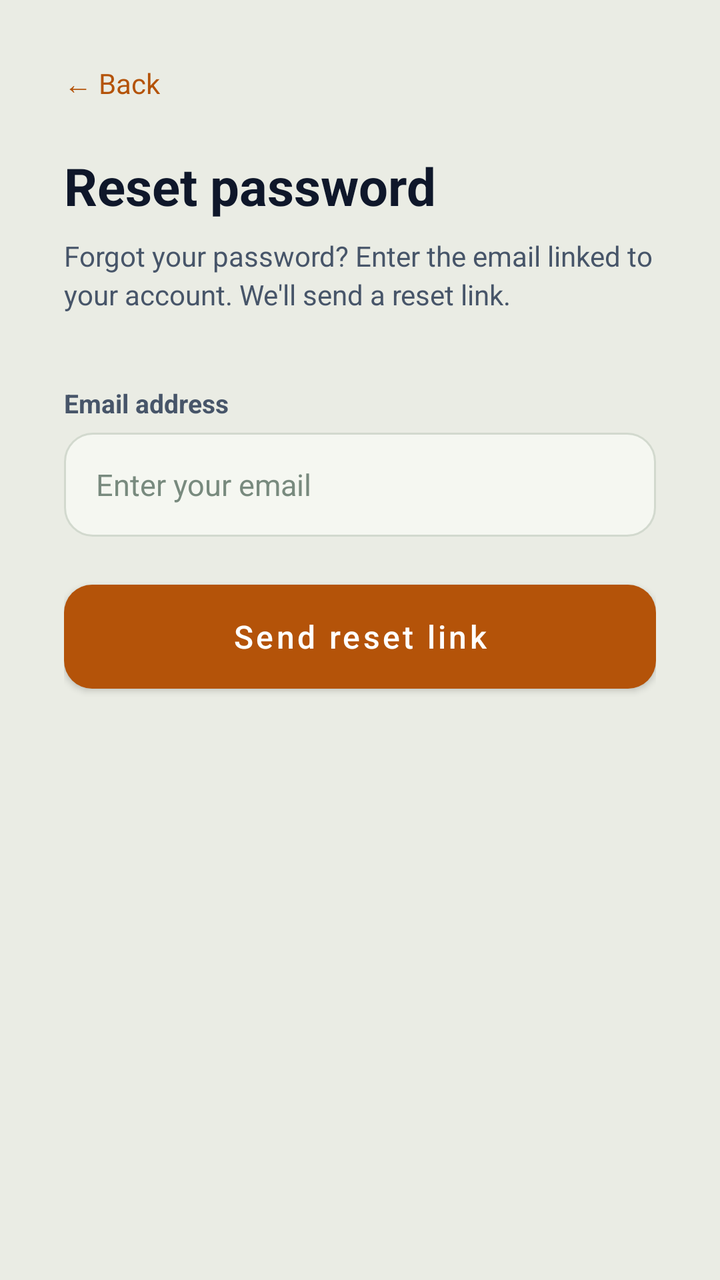
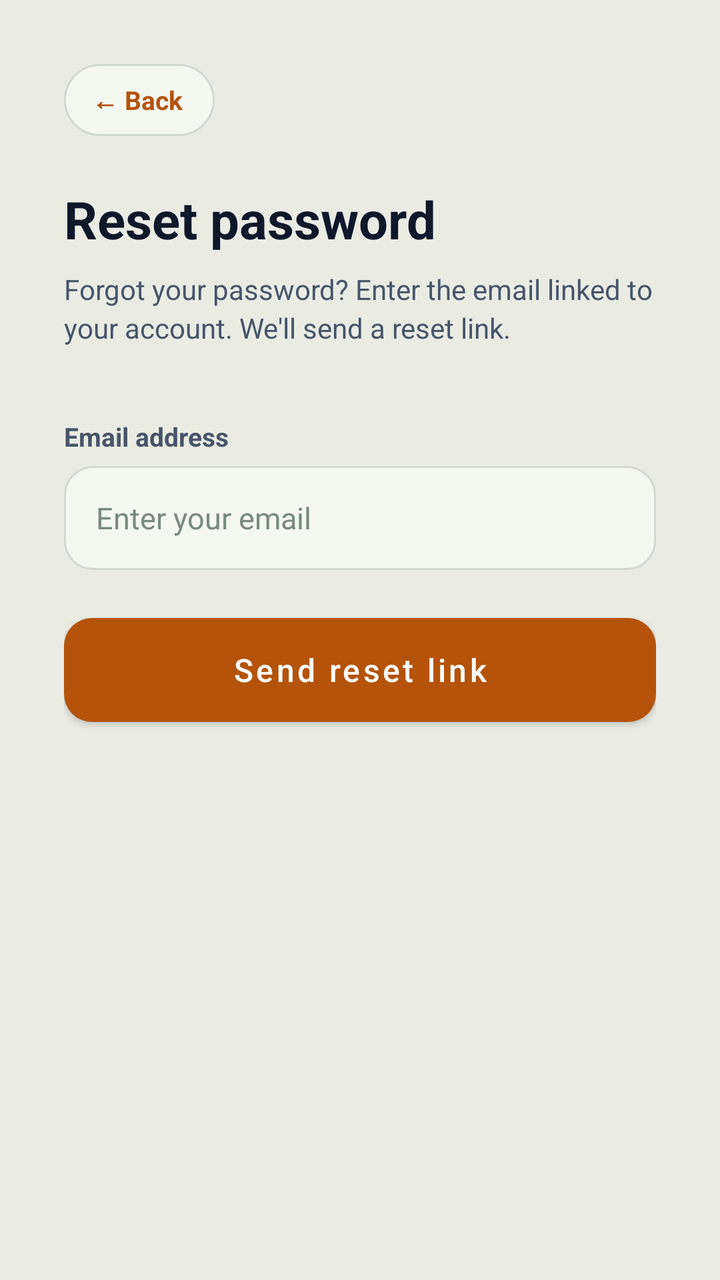

Screens rendered from an Android XML layout before and after an edit, with the pre-edit source and the edit as a unified diff.
<!-- AndroidManifest.xml: application theme Theme.BTProject2 -->
<!-- res/layout/activity_forgot_password.xml -->
<?xml version="1.0" encoding="utf-8"?>
<ScrollView xmlns:android="http://schemas.android.com/apk/res/android"
    android:layout_width="match_parent"
    android:layout_height="match_parent"
    android:background="@color/background">

    <LinearLayout
        android:layout_width="match_parent"
        android:layout_height="wrap_content"
        android:orientation="vertical"
        android:padding="32dp"
        android:paddingTop="60dp">

        
        <TextView
            android:id="@+id/btnBack"
            android:layout_width="wrap_content"
            android:layout_height="wrap_content"
            android:text="← Back"
            android:textSize="14sp"
            android:textColor="@color/primary"
            android:layout_marginBottom="24dp"
            android:clickable="true"
            android:focusable="true" />

        
        <TextView
            android:layout_width="wrap_content"
            android:layout_height="wrap_content"
            android:text="Reset password"
            android:textSize="26sp"
            android:textStyle="bold"
            android:textColor="@color/text_primary"
            android:layout_marginBottom="8dp" />

        <TextView
            android:layout_width="wrap_content"
            android:layout_height="wrap_content"
            android:text="Forgot your password? Enter the email linked to your account. We'll send a reset link."
            android:textSize="14sp"
            android:textColor="@color/text_secondary"
            android:lineSpacingExtra="3dp"
            android:layout_marginBottom="36dp" />

        
        <TextView
            android:layout_width="wrap_content"
            android:layout_height="wrap_content"
            android:text="Email address"
            android:textSize="13sp"
            android:textStyle="bold"
            android:textColor="@color/text_secondary"
            android:layout_marginBottom="6dp" />

        <EditText
            android:id="@+id/etEmail"
            android:layout_width="match_parent"
            android:layout_height="52dp"
            android:hint="Enter your email"
            android:inputType="textEmailAddress"
            android:background="@drawable/input_bg_white"
            android:paddingStart="16dp"
            android:paddingEnd="16dp"
            android:textSize="15sp"
            android:textColor="@color/text_primary"
            android:textColorHint="@color/text_hint"
            android:layout_marginBottom="24dp" />

        
        <Button
            android:id="@+id/btnSendReset"
            android:layout_width="match_parent"
            android:layout_height="52dp"
            android:text="Send reset link"
            android:textSize="16sp"
            android:textColor="@color/white"
            android:background="@drawable/btn_primary_bg"
            android:textAllCaps="false"
            android:layout_marginBottom="24dp" />

        
        <LinearLayout
            android:id="@+id/cardSuccess"
            android:layout_width="match_parent"
            android:layout_height="wrap_content"
            android:orientation="vertical"
            android:background="@drawable/card_bg"
            android:padding="20dp"
            android:gravity="center"
            android:visibility="gone">

            <TextView
                android:layout_width="wrap_content"
                android:layout_height="wrap_content"
                android:text="✓ Reset link sent!"
                android:textSize="17sp"
                android:textStyle="bold"
                android:textColor="@color/primary"
                android:layout_marginBottom="6dp" />

            <TextView
                android:id="@+id/tvSuccessMessage"
                android:layout_width="wrap_content"
                android:layout_height="wrap_content"
                android:text="A password recovery link has been dispatched to your email."
                android:textSize="13sp"
                android:textColor="@color/text_secondary"
                android:gravity="center"
                android:layout_marginBottom="14dp" />

            
            <LinearLayout
                android:layout_width="match_parent"
                android:layout_height="wrap_content"
                android:orientation="vertical"
                android:background="@drawable/badge_pill_dark"
                android:padding="12dp"
                android:layout_marginBottom="16dp">

                <TextView
                    android:layout_width="wrap_content"
                    android:layout_height="wrap_content"
                    android:text="⚠️ Check your Spam / Junk folder"
                    android:textSize="12sp"
                    android:textStyle="bold"
                    android:textColor="@color/gold_accent"
                    android:layout_marginBottom="4dp" />

                <TextView
                    android:layout_width="wrap_content"
                    android:layout_height="wrap_content"
                    android:text="Automated recovery emails from Firebase may be filtered as Spam or Junk. If found in Junk, please tap 'Report not spam' so future emails arrive normally."
                    android:textSize="11.5sp"
                    android:textColor="@color/dark_subtext"
                    android:lineSpacingExtra="2dp" />
            </LinearLayout>

            
            <Button
                android:id="@+id/btnOpenEmailApp"
                android:layout_width="match_parent"
                android:layout_height="44dp"
                android:text="✉️  Open Email App"
                android:textSize="13.5sp"
                android:textColor="@color/white"
                android:background="@drawable/btn_primary_bg"
                android:textAllCaps="false"
                android:layout_marginBottom="12dp" />

            
            <TextView
                android:id="@+id/btnResend"
                android:layout_width="wrap_content"
                android:layout_height="wrap_content"
                android:text="Didn't receive it? Resend link"
                android:textSize="13sp"
                android:textStyle="bold"
                android:textColor="@color/primary"
                android:clickable="true"
                android:focusable="true" />

            <TextView
                android:id="@+id/tvResendCooldown"
                android:layout_width="wrap_content"
                android:layout_height="wrap_content"
                android:text=""
                android:textSize="11.5sp"
                android:textColor="@color/text_hint"
                android:layout_marginTop="4dp"
                android:visibility="gone" />
        </LinearLayout>

    </LinearLayout>
</ScrollView>
<!-- resources referenced by this layout -->
<resources>
  <color name="background">#EAECE4</color>
  <color name="dark_subtext">#57635A</color>
  <color name="gold_accent">#B45309</color>
  <color name="primary">#B45309</color>
  <color name="text_hint">#788A7E</color>
  <color name="text_primary">#0F172A</color>
  <color name="text_secondary">#475569</color>
  <color name="white">#FFFFFF</color>
  <!-- drawable badge_pill_dark (drawable) -->
  <?xml version="1.0" encoding="utf-8"?>
  <shape xmlns:android="http://schemas.android.com/apk/res/android"
      android:shape="rectangle">
      <solid android:color="@color/forest_card_light" />
      <corners android:radius="20dp" />
      <stroke
          android:width="1dp"
          android:color="@color/forest_card_border" />
  </shape>
  <!-- drawable btn_primary_bg (drawable) -->
  <?xml version="1.0" encoding="utf-8"?>
  <shape xmlns:android="http://schemas.android.com/apk/res/android"
      android:shape="rectangle">
      <solid android:color="@color/gold_accent" />
      <corners android:radius="14dp" />
  </shape>
  <!-- drawable card_bg (drawable) -->
  <?xml version="1.0" encoding="utf-8"?>
  <shape xmlns:android="http://schemas.android.com/apk/res/android"
      android:shape="rectangle">
      <solid android:color="@color/forest_card" />
      <corners android:radius="18dp" />
      <stroke android:width="1dp" android:color="@color/forest_card_border" />
  </shape>
  <!-- drawable input_bg_white (drawable) -->
  <?xml version="1.0" encoding="utf-8"?>
  <shape xmlns:android="http://schemas.android.com/apk/res/android"
      android:shape="rectangle">
      <solid android:color="@color/forest_card" />
      <corners android:radius="14dp" />
      <stroke android:width="1dp" android:color="@color/forest_card_border" />
  </shape>
  <style name="Theme.BTProject2" parent="Theme.MaterialComponents.DayNight.NoActionBar">
          <item name="colorPrimary">@color/gold_accent</item>
          <item name="colorPrimaryDark">@color/gold_accent_dark</item>
          <item name="colorAccent">@color/gold_accent</item>
          <item name="android:windowBackground">@color/forest_bg</item>
          <item name="android:statusBarColor">@color/forest_bg</item>
          <item name="android:windowLightStatusBar">true</item>
      </style>
  <color name="forest_card_light">#E0E5DC</color>
  <color name="forest_card_border">#D2D9CE</color>
  <color name="forest_card">#F5F7F1</color>
  <color name="gold_accent_dark">#78350F</color>
  <color name="forest_bg">#EAECE4</color>
</resources>

<!-- the commit's change to res/layout/activity_forgot_password.xml (unified diff, before → after) -->
@@ -15,9 +15,14 @@
         <TextView
             android:id="@+id/btnBack"
             android:layout_width="wrap_content"
-            android:layout_height="wrap_content"
+            android:layout_height="36dp"
+            android:background="@drawable/bg_nav_back_pill"
+            android:gravity="center_vertical"
+            android:paddingStart="14dp"
+            android:paddingEnd="16dp"
             android:text="← Back"
-            android:textSize="14sp"
+            android:textSize="13sp"
+            android:textStyle="bold"
             android:textColor="@color/primary"
             android:layout_marginBottom="24dp"
             android:clickable="true"
<!-- resource entries referenced after the edit -->
@@ -18,6 +18,20 @@
           android:width="1dp"
           android:color="@color/forest_card_border" />
   </shape>
+  <!-- drawable bg_nav_back_pill (drawable) -->
+  <?xml version="1.0" encoding="utf-8"?>
+  <ripple xmlns:android="http://schemas.android.com/apk/res/android"
+      android:color="@color/gold_accent">
+      <item>
+          <shape android:shape="rectangle">
+              <solid android:color="@color/card_bg" />
+              <corners android:radius="20dp" />
+              <stroke
+                  android:width="1dp"
+                  android:color="@color/card_border" />
+          </shape>
+      </item>
+  </ripple>
   <!-- drawable btn_primary_bg (drawable) -->
   <?xml version="1.0" encoding="utf-8"?>
   <shape xmlns:android="http://schemas.android.com/apk/res/android"
@@ -51,6 +65,8 @@
       </style>
   <color name="forest_card_light">#E0E5DC</color>
   <color name="forest_card_border">#D2D9CE</color>
+  <color name="card_bg">#F5F7F1</color>
+  <color name="card_border">#D2D9CE</color>
   <color name="forest_card">#F5F7F1</color>
   <color name="gold_accent_dark">#78350F</color>
   <color name="forest_bg">#EAECE4</color>
